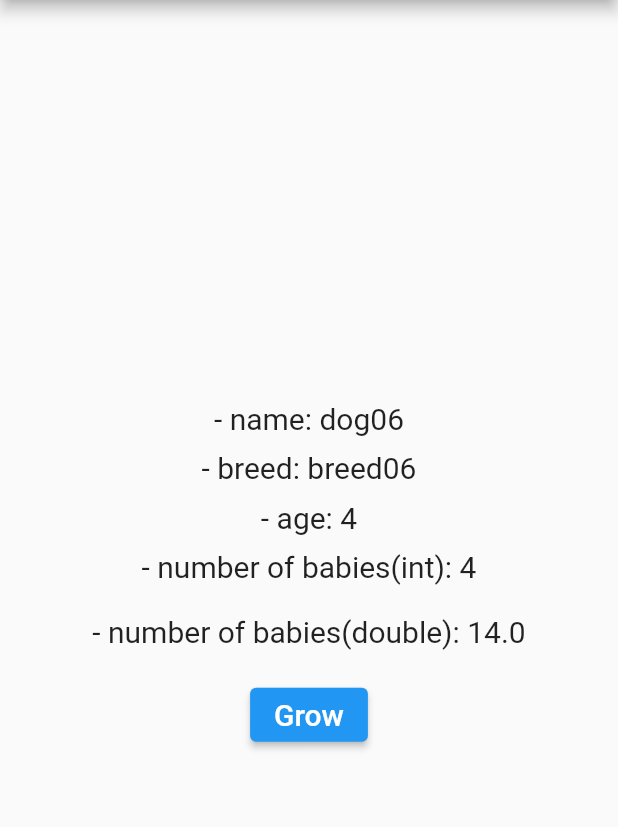
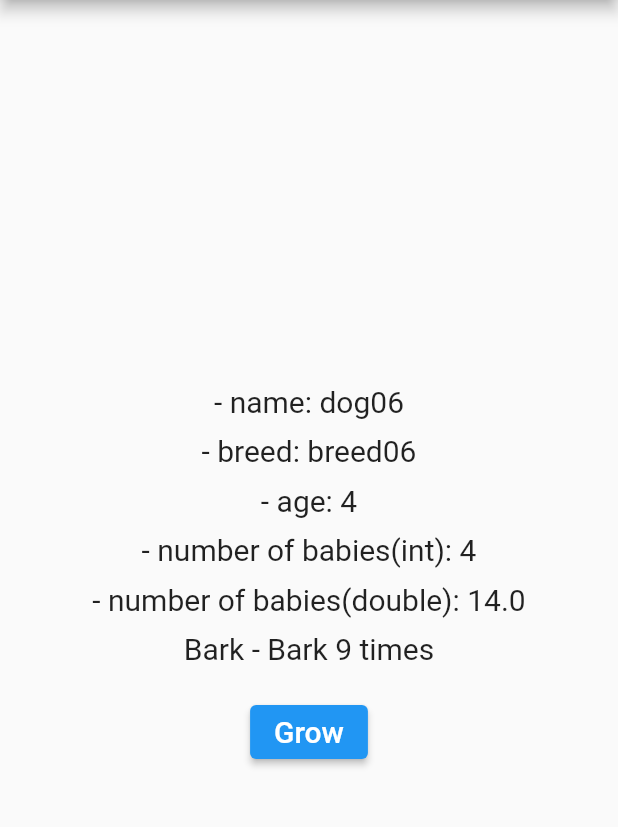
Before and after one commit to mike-bskim/provider_overview, a Flutter app: the screen it shows after launch, after a tap on "Grow", on a phone screen of 412 x 824 dp, the part 84-911 px from its top. Run offline on Flutter 3.47's test engine with Material 2 defaults, Android fonts, the phone set to English and light mode, and no system bars.

Commit message:
14. StreamProvider

```diff
--- a/lib/main.dart
+++ b/lib/main.dart
@@ -38,6 +38,14 @@ class MyApp extends StatelessWidget {
           },
           initialData: 0,
         ),
+        StreamProvider(
+          initialData: 'Bark 0 times',
+          create: (context) {
+            final int dogAge = context.read<Dog>().age;
+            final babies = Babies(age: dogAge + 10);
+            return babies.bark();
+          },
+        )
       ],
       child: MaterialApp(
         title: 'Provider 06 master',
@@ -123,9 +131,14 @@ class Age extends StatelessWidget {
           '- number of babies(int): ${context.watch<int>()}',
           style: const TextStyle(fontSize: 20.0),
         ),
-        const SizedBox(height: 20.0),
+        const SizedBox(height: 10.0),
         Text(
           '- number of babies(double): ${context.watch<double>()}',
+          style: const TextStyle(fontSize: 20.0),
+        ),
+        const SizedBox(height: 10.0),
+        Text(
+          'Bark - ${context.watch<String>()}',
           style: const TextStyle(fontSize: 20.0),
         ),
         const SizedBox(height: 20.0),
--- a/lib/models/babies.dart
+++ b/lib/models/babies.dart
@@ -1,3 +1,5 @@
+import 'package:flutter/material.dart';
+
 class Babies {
   final int age;
 
@@ -26,4 +28,12 @@ class Babies {
       return 12;
     }
   }
+
+  Stream<String> bark() async* {
+    for (int i = 1; i < age; i++) {
+      await Future.delayed(const Duration(seconds: 1));
+      debugPrint(DateTime.now().toString());
+      yield 'Bark $i times';
+    }
+  }
 }
```
